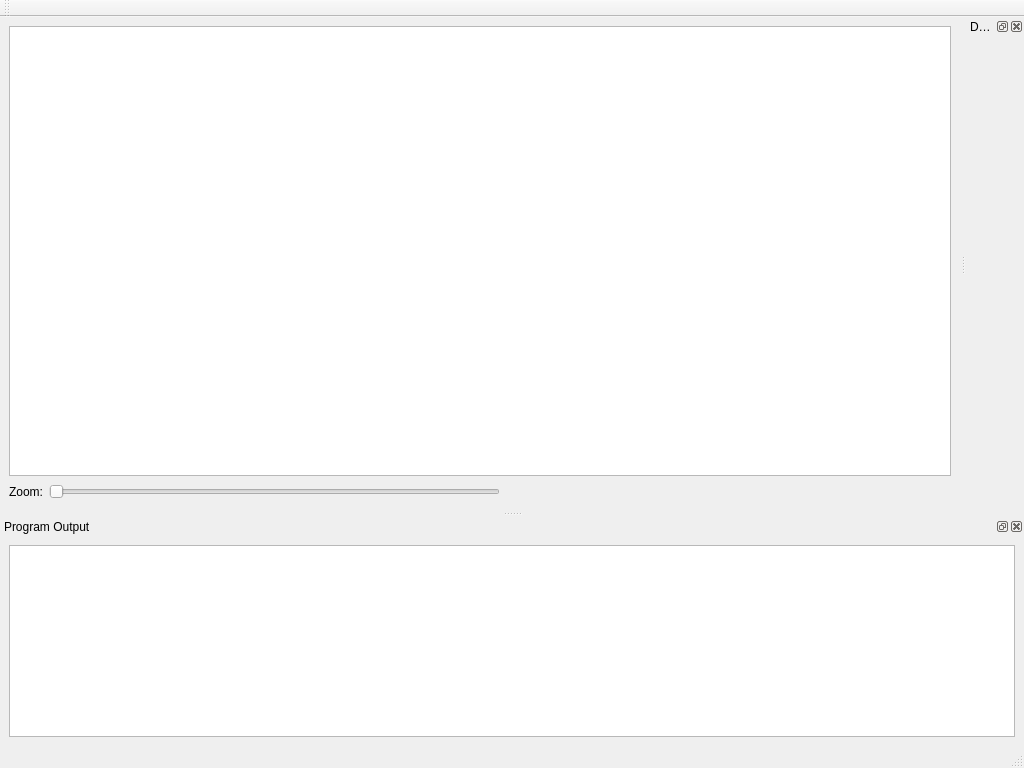
Old version of the form MainWindow.ui in the repository Ramblurr/PietCreator.
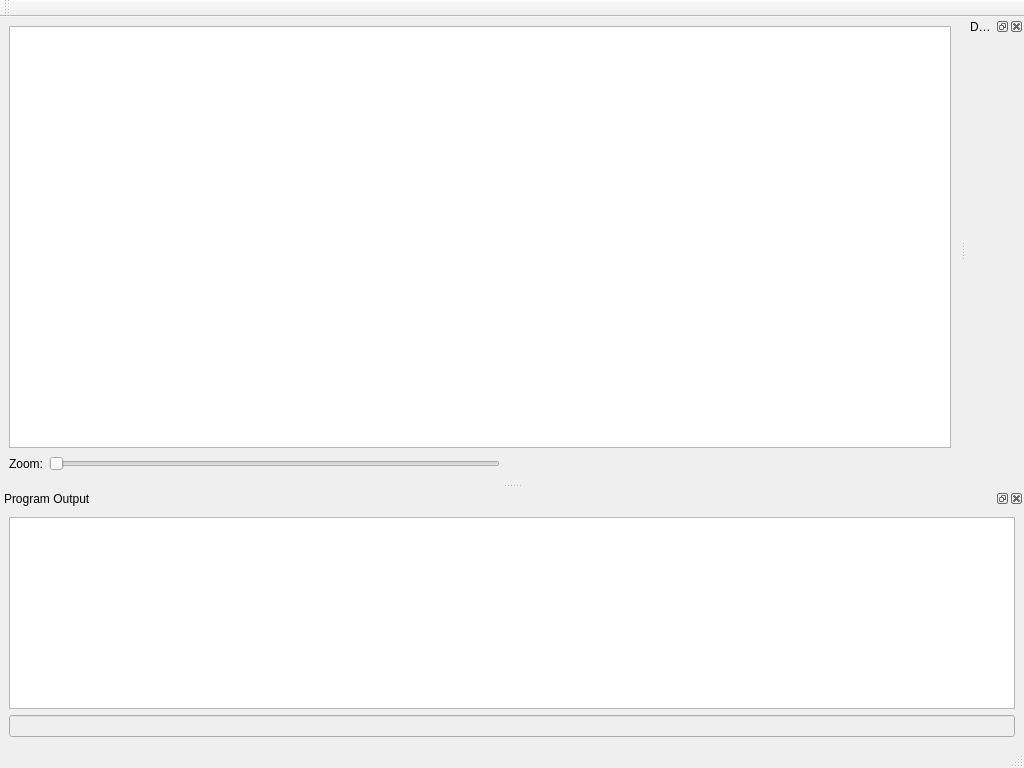
New version of the form.

Commit message: Add a line edit that can be used to input a single character or integer to the program.

The edit to the form file:
```diff
--- a/MainWindow.ui
+++ b/MainWindow.ui
@@ -135,6 +135,13 @@
      <item>
       <widget class="QListView" name="mOutputView"/>
      </item>
+     <item>
+      <widget class="QLineEdit" name="mInputEdit">
+       <property name="enabled">
+        <bool>false</bool>
+       </property>
+      </widget>
+     </item>
     </layout>
    </widget>
   </widget>
```
The commit also changes 4 other files.
